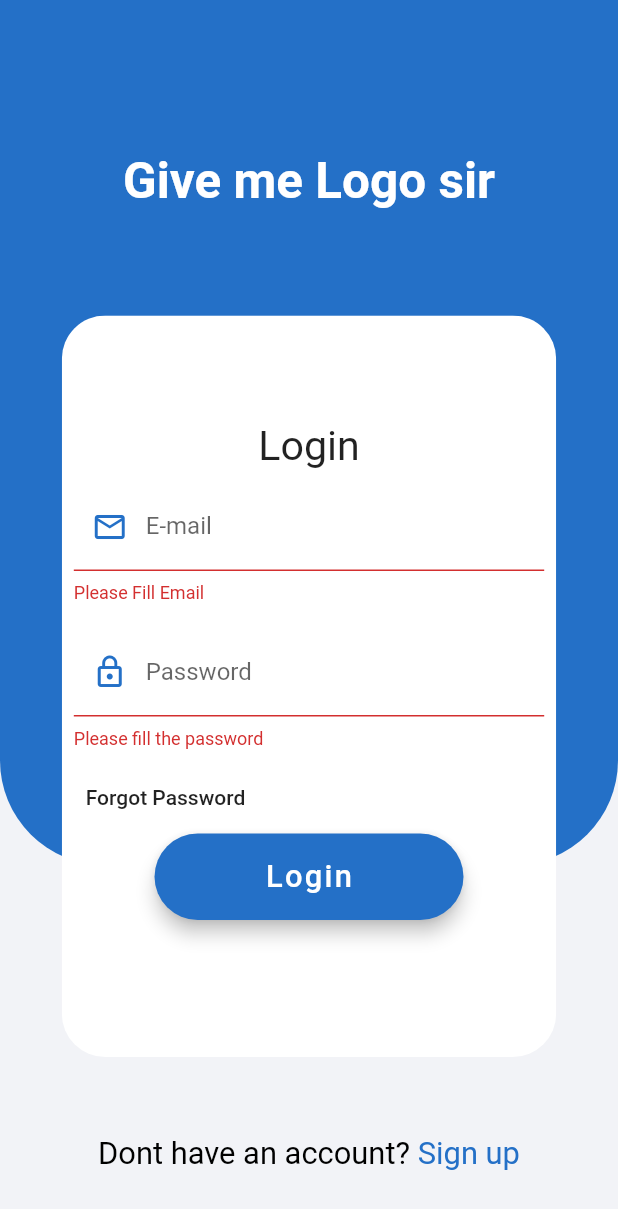
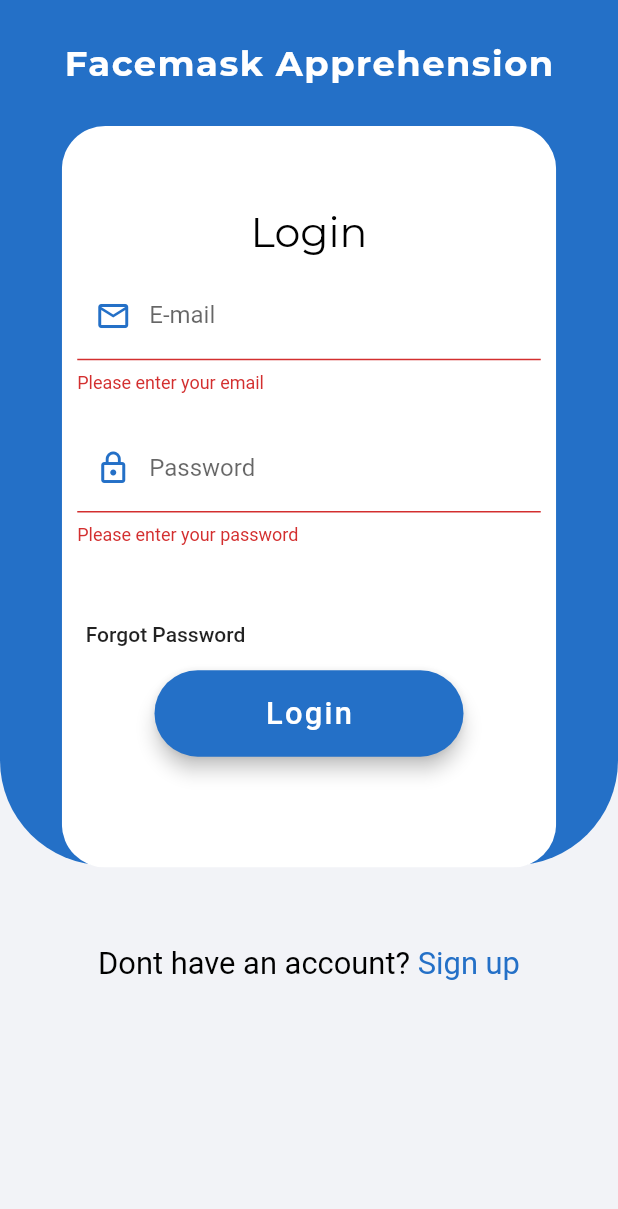
Before and after one commit to jamessarona/flutter-firebase-profiling-system, a Flutter app: the screen it shows after launch, after a tap on "Login", on a phone screen of 412 x 824 dp. Shown: the top 1209 px of the screen. Run offline on Flutter 3.47's test engine with Material 2 defaults, Android fonts, the light colour scheme and no system bars; our stand-ins replace firebase_auth, firebase_core, flutter_spinkit, font_awesome_flutter, google_fonts; accounts and stored records are empty.

Commit message:
added login auth validation

```diff
--- a/lib/screens/loginScreen.dart
+++ b/lib/screens/loginScreen.dart
@@ -2,6 +2,8 @@ import 'package:firebase_auth/firebase_auth.dart';
 import 'package:flutter/material.dart';
 import 'package:tanod_apprehension/net/authenticationService.dart';
 import 'package:tanod_apprehension/shared/constants.dart';
+import 'package:tanod_apprehension/shared/myButtons.dart';
+import 'package:tanod_apprehension/shared/myTextFormFields.dart';
 
 class LoginScreen extends StatefulWidget {
   final VoidCallback onSignIn;
@@ -12,47 +14,49 @@ class LoginScreen extends StatefulWidget {
   _LoginScreenState createState() => _LoginScreenState();
 }
 
+late Size screenSize;
 String email = "", password = "";
-bool isobscureText = true;
+bool isobscureText = true, _isLoading = false, _authIsNotValid = false;
+String authMessage = '';
 String regEx =
     r"^[a-zA-Z0-9.a-zA-Z0-9.!#$%&'*+-/=?^_`{|}~]+@[a-zA-Z0-9]+\.[a-zA-Z]+";
+
 final GlobalKey<FormState> _formKey = GlobalKey<FormState>();
+final GlobalKey<ScaffoldState> _scaffoldKey = new GlobalKey<ScaffoldState>();
 
 class _LoginScreenState extends State<LoginScreen> {
-  late Size screenSize;
-
   void validation() async {
     String userId;
     if (_formKey.currentState!.validate()) {
       setState(() {
-        //   _isLoading = true;
+        _isLoading = true;
       });
       try {
         setState(() {
-          //   authIsNotValid = false;
+          _authIsNotValid = false;
         });
+
         userId = await widget.auth.signInWithEmailAndPassword(email, password);
         // ignore: unnecessary_null_comparison
         if (userId != null) {
           widget.onSignIn();
         }
-        //widget.onSignIn();
       } on FirebaseAuthException catch (e) {
         print(e.code);
         if (e.code == 'wrong-password') {
           setState(() {
-            //   errorOnLogIn = 'Password is incorrect!';
-            //   authIsNotValid = true;
+            _authIsNotValid = true;
+            authMessage = 'Password is incorrect!';
           });
         } else {
           setState(() {
-            //   errorOnLogIn = 'Email does not exist!';
-            //   authIsNotValid = true;
+            _authIsNotValid = true;
+            authMessage = 'Email does not exist!';
           });
         }
       }
       setState(() {
-        //  _isLoading = false;
+        _isLoading = false;
       });
     }
   }
@@ -62,13 +66,15 @@ class _LoginScreenState extends State<LoginScreen> {
       mainAxisAlignment: MainAxisAlignment.center,
       children: [
         Padding(
-          padding: const EdgeInsets.symmetric(vertical: 70),
+          padding: EdgeInsets.symmetric(vertical: screenSize.height / 30),
           child: Text(
-            "Give me Logo sir",
-            style: TextStyle(
-                fontSize: screenSize.height / 25,
+            "Facemask Apprehension",
+            style: secandaryText.copyWith(
+              fontSize: screenSize.height / 35,
               fontWeight: FontWeight.bold,
-                color: Colors.white),
+              letterSpacing: 1,
+              color: Colors.white,
+            ),
           ),
         ),
       ],
@@ -100,12 +106,14 @@ class _LoginScreenState extends State<LoginScreen> {
                     children: [
                       Text(
                         "Login",
-                        style: TextStyle(fontSize: screenSize.height / 30),
+                        style: secandaryText.copyWith(
+                            fontSize: screenSize.height / 30),
                       ),
                     ],
                   ),
                   _buildEmailRow(),
                   _buildPasswordRow(),
+                  _buildAuthenticationMessage(),
                   _buildForgetPasswordButton(),
                   _buildLoginButton()
                 ],
@@ -119,49 +127,52 @@ class _LoginScreenState extends State<LoginScreen> {
 
   Widget _buildEmailRow() {
     return Padding(
-      padding: EdgeInsets.all(8),
-      child: TextFormField(
-        keyboardType: TextInputType.emailAddress,
-        validator: (value) {
+      padding: EdgeInsets.all(screenSize.height / 80),
+      child: MyTextFormField(
+        inputType: TextInputType.emailAddress,
+        isObscureText: false,
+        validation: (value) {
           if (value == '')
-            return 'Please Fill Email';
-          else if (!RegExp(regEx).hasMatch(value!)) return 'Invalid Email';
+            return 'Please enter your email';
+          else if (!RegExp(regEx).hasMatch(value!))
+            return 'Invalid email format';
 
           return null;
         },
         onChanged: (value) {
           setState(() {
-            email = value;
+            email = value!;
           });
         },
-        decoration: InputDecoration(
-          prefixIcon: Icon(
+        prefixIcon: GestureDetector(
+          onTap: () {},
+          child: Icon(
             Icons.email_outlined,
             color: customColor,
           ),
+        ),
         labelText: "E-mail",
-        ),
+        hintText: "vince@email.com",
       ),
     );
   }
 
   Widget _buildPasswordRow() {
     return Padding(
-      padding: EdgeInsets.all(8),
-      child: TextFormField(
-        keyboardType: TextInputType.text,
-        obscureText: isobscureText,
-        validator: (value) {
-          if (value == "") return "Please fill the password";
+      padding: EdgeInsets.all(screenSize.height / 80),
+      child: MyTextFormField(
+        inputType: TextInputType.text,
+        isObscureText: isobscureText,
+        validation: (value) {
+          if (value == "") return "Please enter your password";
 
           return null;
         },
         onChanged: (value) {
           setState(() {
-            password = value;
+            password = value!;
           });
         },
-        decoration: InputDecoration(
         prefixIcon: GestureDetector(
           onTap: () {
             setState(() {
@@ -175,7 +186,26 @@ class _LoginScreenState extends State<LoginScreen> {
         ),
         labelText: "Password",
       ),
+    );
+  }
+
+  Widget _buildAuthenticationMessage() {
+    return Row(
+      mainAxisAlignment: MainAxisAlignment.center,
+      children: [
+        SizedBox(
+          height: screenSize.height * 0.03,
+          child: _authIsNotValid == true
+              ? Text(
+                  authMessage,
+                  style: tertiaryText.copyWith(
+                    fontSize: screenSize.height / 60,
+                    color: Colors.red,
                   ),
+                )
+              : null,
+        ),
+      ],
     );
   }
 
@@ -184,8 +214,19 @@ class _LoginScreenState extends State<LoginScreen> {
       mainAxisAlignment: MainAxisAlignment.start,
       crossAxisAlignment: CrossAxisAlignment.start,
       children: [
+        // ignore: deprecated_member_use
         FlatButton(
-          onPressed: () {},
+          onPressed: () {
+            // ignore: deprecated_member_use
+            _scaffoldKey.currentState!.showSnackBar(
+              SnackBar(
+                content: Text(
+                  'Contact Administrator: abc@gmail.com',
+                ),
+                duration: Duration(seconds: 2),
+              ),
+            );
+          },
           child: Text("Forgot Password"),
         ),
       ],
@@ -200,20 +241,23 @@ class _LoginScreenState extends State<LoginScreen> {
           height: 1.4 * (screenSize.height / 20),
           width: 5 * (screenSize.width / 10),
           margin: EdgeInsets.only(bottom: 20),
-          child: RaisedButton(
-            elevation: 5.0,
+          child: IgnorePointer(
+            ignoring: _isLoading,
+            child: MyRaisedButton(
+              elavation: 5.0,
               color: customColor,
-            shape: RoundedRectangleBorder(
-                borderRadius: BorderRadius.circular(30.0)),
+              radius: 30.0,
               onPressed: () {
                 validation();
               },
-            child: Text(
+              isLoading: _isLoading,
+              text: Text(
                 "Login",
                 style: TextStyle(
                   color: Colors.white,
                   letterSpacing: 1.5,
                   fontSize: screenSize.height / 40,
+                ),
               ),
             ),
           ),
@@ -228,8 +272,19 @@ class _LoginScreenState extends State<LoginScreen> {
       children: [
         Padding(
           padding: EdgeInsets.only(top: 40),
+          // ignore: deprecated_member_use
           child: FlatButton(
-            onPressed: () {},
+            onPressed: () {
+              // ignore: deprecated_member_use
+              _scaffoldKey.currentState!.showSnackBar(
+                SnackBar(
+                  content: Text(
+                    'Contact Administrator: abc@gmail.com',
+                  ),
+                  duration: Duration(seconds: 2),
+                ),
+              );
+            },
             child: RichText(
               text: TextSpan(
                 children: [
@@ -263,9 +318,11 @@ class _LoginScreenState extends State<LoginScreen> {
     screenSize = MediaQuery.of(context).size;
     return SafeArea(
         child: Scaffold(
+      key: _scaffoldKey,
       resizeToAvoidBottomInset: false,
       backgroundColor: Color(0xfff2f3f7),
-      body: Stack(
+      body: SingleChildScrollView(
+        child: Stack(
           children: [
             Container(
               height: screenSize.height * .7,
@@ -290,6 +347,7 @@ class _LoginScreenState extends State<LoginScreen> {
             )
           ],
         ),
+      ),
     ));
   }
 }
--- a/lib/screens/mainScreen.dart
+++ b/lib/screens/mainScreen.dart
@@ -1,9 +1,8 @@
 import 'package:flutter/material.dart';
 import 'package:font_awesome_flutter/font_awesome_flutter.dart';
 import 'package:tanod_apprehension/net/authenticationService.dart';
-import 'package:tanod_apprehension/screens/statisticsScreen.dart';
 import 'package:tanod_apprehension/shared/constants.dart';
-import 'package:tanod_apprehension/shared/drawer.dart';
+import 'package:tanod_apprehension/shared/myDrawers.dart';
 
 class MainScreen extends StatefulWidget {
   final BaseAuth auth;
--- a/lib/shared/constants.dart
+++ b/lib/shared/constants.dart
@@ -1,4 +1,26 @@
 import 'package:flutter/material.dart';
+import 'package:google_fonts/google_fonts.dart';
+
+TextStyle primaryText = GoogleFonts.lato(
+  fontSize: 15,
+  letterSpacing: 3,
+  fontWeight: FontWeight.normal,
+  color: Colors.black,
+);
+
+TextStyle secandaryText = GoogleFonts.montserrat(
+  fontSize: 11,
+  letterSpacing: 0,
+  fontWeight: FontWeight.normal,
+  color: Colors.black,
+);
+
+TextStyle tertiaryText = GoogleFonts.lato(
+  fontSize: 11,
+  letterSpacing: 0,
+  fontWeight: FontWeight.normal,
+  color: Colors.black,
+);
 
 const MaterialColor customColor = MaterialColor(0xff2470c7, <int, Color>{
   10: Color(0xfffed23e), //custom Orange
--- /dev/null
+++ b/lib/shared/myButtons.dart
@@ -0,0 +1,32 @@
+import 'package:flutter/material.dart';
+import 'package:tanod_apprehension/shared/mySpinKits.dart';
+
+class MyRaisedButton extends StatelessWidget {
+  final double elavation;
+  final Color color;
+  final double radius;
+  final VoidCallback onPressed;
+  final bool isLoading;
+  final Text text;
+  const MyRaisedButton(
+      {required this.elavation,
+      required this.color,
+      required this.radius,
+      required this.onPressed,
+      required this.isLoading,
+      required this.text});
+
+  @override
+  Widget build(BuildContext context) {
+    // ignore: deprecated_member_use
+    return RaisedButton(
+      elevation: elavation,
+      color: color,
+      shape: RoundedRectangleBorder(
+        borderRadius: BorderRadius.circular(radius),
+      ),
+      onPressed: onPressed,
+      child: !isLoading ? text : MySpinKitCircle(),
+    );
+  }
+}
--- /dev/null
+++ b/lib/shared/mySpinKits.dart
@@ -0,0 +1,15 @@
+import 'package:flutter/material.dart';
+import 'package:flutter_spinkit/flutter_spinkit.dart';
+
+class MySpinKitCircle extends StatelessWidget {
+  const MySpinKitCircle({Key? key}) : super(key: key);
+
+  @override
+  Widget build(BuildContext context) {
+    return SpinKitRing(
+      lineWidth: 3,
+      size: 25.0,
+      color: Colors.white,
+    );
+  }
+}
--- /dev/null
+++ b/lib/shared/myTextFormFields.dart
@@ -0,0 +1,35 @@
+import 'package:flutter/material.dart';
+
+class MyTextFormField extends StatelessWidget {
+  final TextInputType? inputType;
+  final bool isObscureText;
+  final FormFieldValidator<String>? validation;
+  final FormFieldValidator<String>? onChanged;
+  final GestureDetector? prefixIcon;
+  final String? labelText;
+  final String? hintText;
+  MyTextFormField({
+    this.inputType,
+    required this.isObscureText,
+    this.validation,
+    this.onChanged,
+    this.prefixIcon,
+    this.labelText,
+    this.hintText,
+  });
+
+  @override
+  Widget build(BuildContext context) {
+    return TextFormField(
+      keyboardType: inputType,
+      obscureText: isObscureText,
+      validator: validation,
+      onChanged: onChanged,
+      decoration: InputDecoration(
+        prefixIcon: prefixIcon,
+        labelText: labelText,
+        hintText: hintText,
+      ),
+    );
+  }
+}
--- a/pubspec.yaml
+++ b/pubspec.yaml
@@ -19,6 +19,8 @@ dependencies:
 
   provider: ^6.0.1
   font_awesome_flutter: ^9.2.0
+  flutter_spinkit: ^5.1.0
+  google_fonts: ^2.1.0
 
 dev_dependencies:
   flutter_test:
```
Also changed, not shown: lib/shared/myDrawers.dart (renamed from lib/shared/drawer.dart), pubspec.lock. Lines whose indentation alone changed are shown as unchanged.
